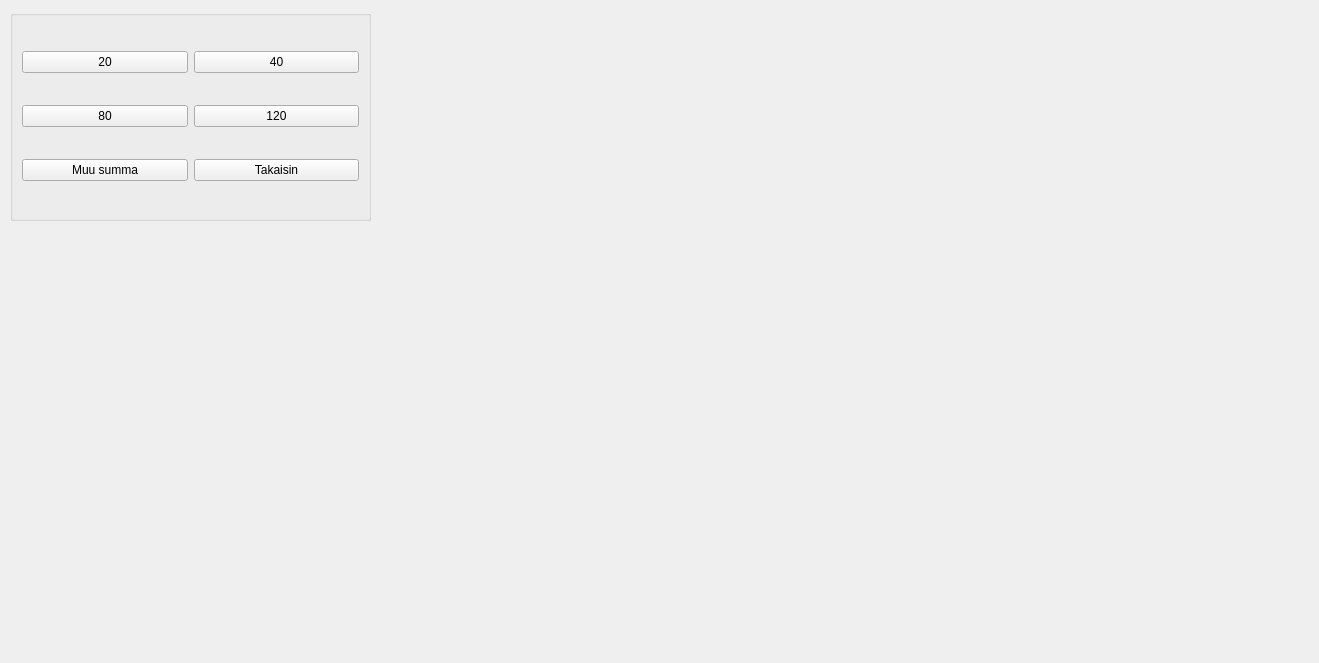
Old version of the form bankautomat/nosta_rahaa.ui in the repository bank-2022/group15.
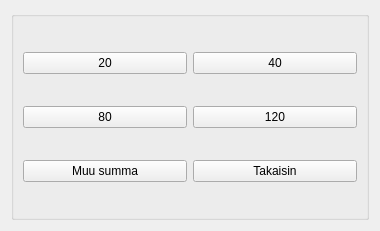
New version of the form.

The edit to the form file:
```diff
--- a/bankautomat/nosta_rahaa.ui
+++ b/bankautomat/nosta_rahaa.ui
@@ -6,22 +6,16 @@
    <rect>
     <x>0</x>
     <y>0</y>
-    <width>1319</width>
-    <height>663</height>
+    <width>380</width>
+    <height>231</height>
    </rect>
   </property>
   <property name="windowTitle">
    <string>Form</string>
   </property>
+  <layout class="QGridLayout" name="gridLayout_2">
+   <item row="0" column="0">
   <widget class="QGroupBox" name="groupBox">
-   <property name="geometry">
-    <rect>
-     <x>10</x>
-     <y>10</y>
-     <width>361</width>
-     <height>211</height>
-    </rect>
-   </property>
    <property name="title">
     <string/>
    </property>
@@ -70,6 +64,8 @@
     </item>
    </layout>
   </widget>
+   </item>
+  </layout>
  </widget>
  <resources/>
  <connections/>
```
Lines whose indentation alone changed are shown as unchanged.
